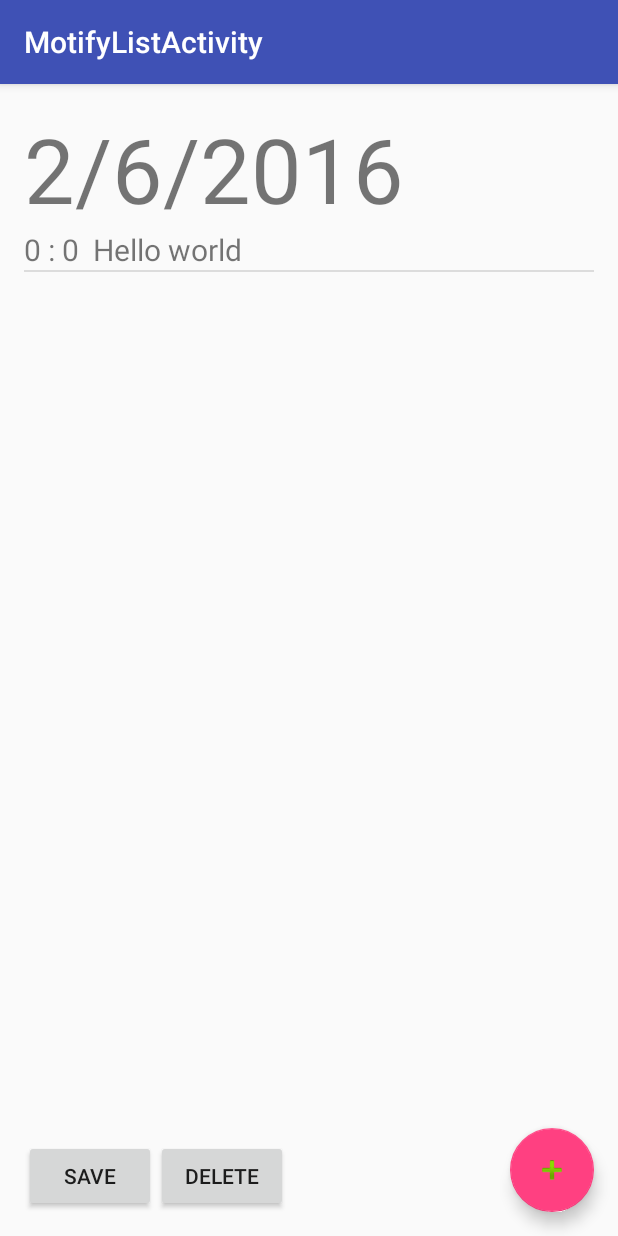
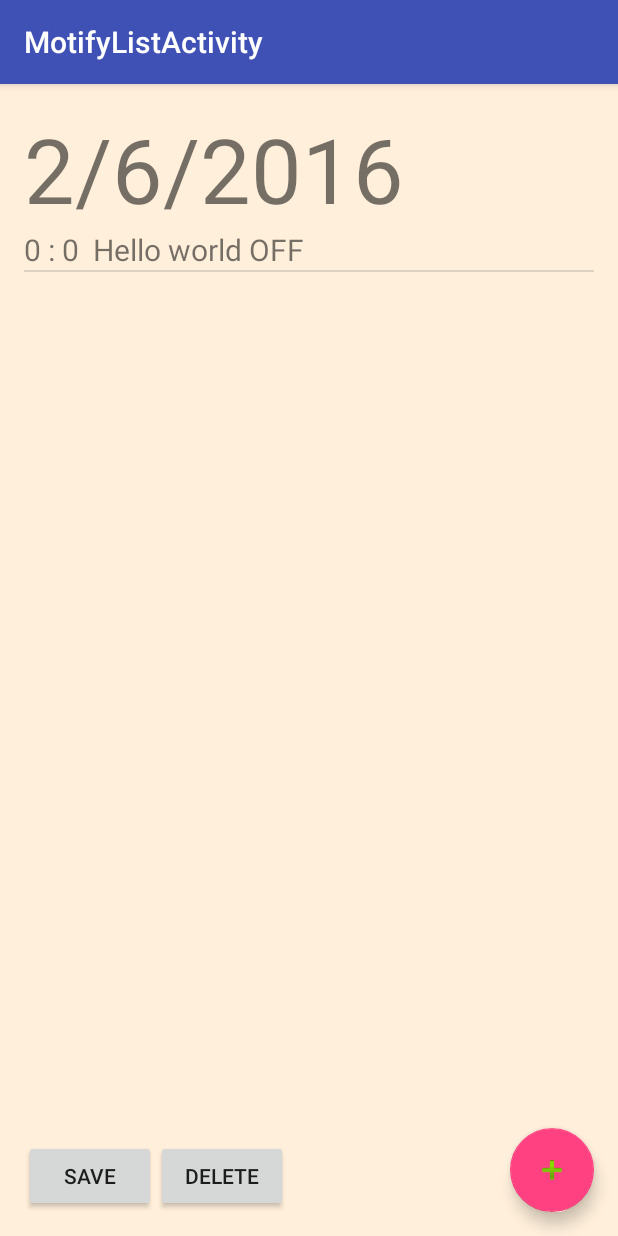
Before and after one commit to poom10510/ModernDiary, an Android app: the NotifyListActivity screen opened directly, with no data from a screen before it, on a phone screen of 412 x 824 dp. Run offline under Robolectric (Android 15) with nearby library versions, the phone set to English and light mode, and no system bars.

Commit message:
change color

```diff
--- a/app/src/main/java/kitipoom/moderndiary/views/NotifyAdapter.java
+++ b/app/src/main/java/kitipoom/moderndiary/views/NotifyAdapter.java
@@ -33,8 +33,13 @@ public class NotifyAdapter extends ArrayAdapter<NotifyTime> {
         TextView timeshow =(TextView)v.findViewById(R.id.timeshow);
 
         NotifyTime noti = getItem(position);
+        if(noti.isNotify()){
+            timeshow.setText(noti.getHour()+" : "+noti. getMinute()+ "  "+noti.getTitle()+" ON");
+        }
+        else{
+            timeshow.setText(noti.getHour()+" : "+noti. getMinute()+ "  "+noti.getTitle()+" OFF");
+        }
 
-        timeshow.setText(noti.getHour()+" : "+noti. getMinute()+ "  "+noti.getTitle());
 
         return v;
     }
--- a/app/src/main/res/layout/activity_create_notify.xml
+++ b/app/src/main/res/layout/activity_create_notify.xml
@@ -1,6 +1,7 @@
 <?xml version="1.0" encoding="utf-8"?>
 <RelativeLayout xmlns:android="http://schemas.android.com/apk/res/android"
     xmlns:tools="http://schemas.android.com/tools"
+    android:background="@color/colorSkin"
     android:layout_width="match_parent"
     android:layout_height="match_parent"
     android:paddingBottom="@dimen/activity_vertical_margin"
--- a/app/src/main/res/layout/activity_date.xml
+++ b/app/src/main/res/layout/activity_date.xml
@@ -2,6 +2,7 @@
 <android.support.design.widget.CoordinatorLayout xmlns:android="http://schemas.android.com/apk/res/android"
     xmlns:app="http://schemas.android.com/apk/res-auto"
     xmlns:tools="http://schemas.android.com/tools"
+    android:background="@color/colorSkin"
     android:layout_width="match_parent"
     android:layout_height="match_parent"
     android:fitsSystemWindows="true"
--- a/app/src/main/res/layout/activity_day_notify_list.xml
+++ b/app/src/main/res/layout/activity_day_notify_list.xml
@@ -1,6 +1,7 @@
 <?xml version="1.0" encoding="utf-8"?>
 <RelativeLayout xmlns:android="http://schemas.android.com/apk/res/android"
     xmlns:tools="http://schemas.android.com/tools"
+    android:background="@color/colorSkin"
     android:layout_width="match_parent"
     android:layout_height="match_parent"
     android:paddingBottom="@dimen/activity_vertical_margin"
--- a/app/src/main/res/layout/activity_diary_list.xml
+++ b/app/src/main/res/layout/activity_diary_list.xml
@@ -1,6 +1,7 @@
 <?xml version="1.0" encoding="utf-8"?>
 <RelativeLayout xmlns:android="http://schemas.android.com/apk/res/android"
     xmlns:tools="http://schemas.android.com/tools"
+    android:background="@color/colorSkin"
     android:layout_width="match_parent"
     android:layout_height="match_parent"
     android:paddingBottom="@dimen/activity_vertical_margin"
--- a/app/src/main/res/layout/activity_main.xml
+++ b/app/src/main/res/layout/activity_main.xml
@@ -2,6 +2,7 @@
 <android.support.design.widget.CoordinatorLayout xmlns:android="http://schemas.android.com/apk/res/android"
     xmlns:app="http://schemas.android.com/apk/res-auto"
     xmlns:tools="http://schemas.android.com/tools"
+    android:background="@color/colorSkin"
     android:layout_width="match_parent"
     android:layout_height="match_parent"
     android:fitsSystemWindows="true"
--- a/app/src/main/res/layout/activity_notify_list.xml
+++ b/app/src/main/res/layout/activity_notify_list.xml
@@ -2,6 +2,7 @@
 <android.support.design.widget.CoordinatorLayout xmlns:android="http://schemas.android.com/apk/res/android"
     xmlns:app="http://schemas.android.com/apk/res-auto"
     xmlns:tools="http://schemas.android.com/tools"
+    android:background="@color/colorSkin"
     android:layout_width="match_parent"
     android:layout_height="match_parent"
     android:fitsSystemWindows="true"
--- a/app/src/main/res/values/colors.xml
+++ b/app/src/main/res/values/colors.xml
@@ -3,4 +3,6 @@
     <color name="colorPrimary">#3F51B5</color>
     <color name="colorPrimaryDark">#303F9F</color>
     <color name="colorAccent">#FF4081</color>
+    <color name="colorSkin">#FFefdb</color>
+    <color name="colorGreen">#00FF33</color>
 </resources>
```
